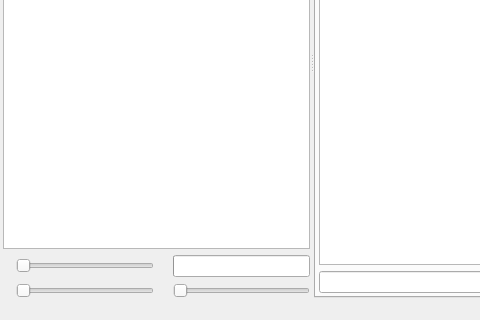
First picture: the form in Client/qtTeamTalk/mainwindow.ui, repository BearWare/TeamTalk5, before the edit; both pictures show x 0 to 480 and y 225 to 545 of the 637 by 545 pixel window.
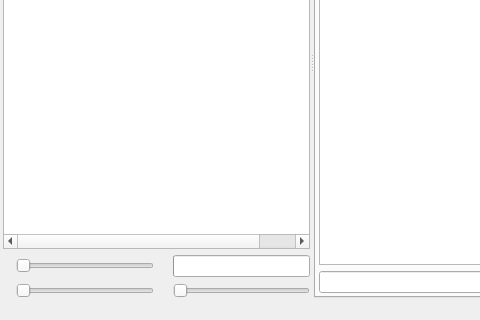
Second picture: the form after the edit. Icons and pictures are not drawn. Custom widgets are drawn as their Qt base class.

Diff of the .ui file:
```diff
--- a/Client/qtTeamTalk/mainwindow.ui
+++ b/Client/qtTeamTalk/mainwindow.ui
@@ -79,7 +79,7 @@
            <bool>true</bool>
           </property>
           <property name="columnCount">
-           <number>5</number>
+           <number>6</number>
           </property>
           <attribute name="headerVisible">
            <bool>false</bool>
@@ -118,6 +118,11 @@
             <string notr="true">5</string>
            </property>
           </column>
+          <column>
+           <property name="text">
+            <string notr="true">6</string>
+           </property>
+          </column>
          </widget>
         </item>
         <item>
```
Left out of the diff: 26 changed lines with no effect on the pictures.
